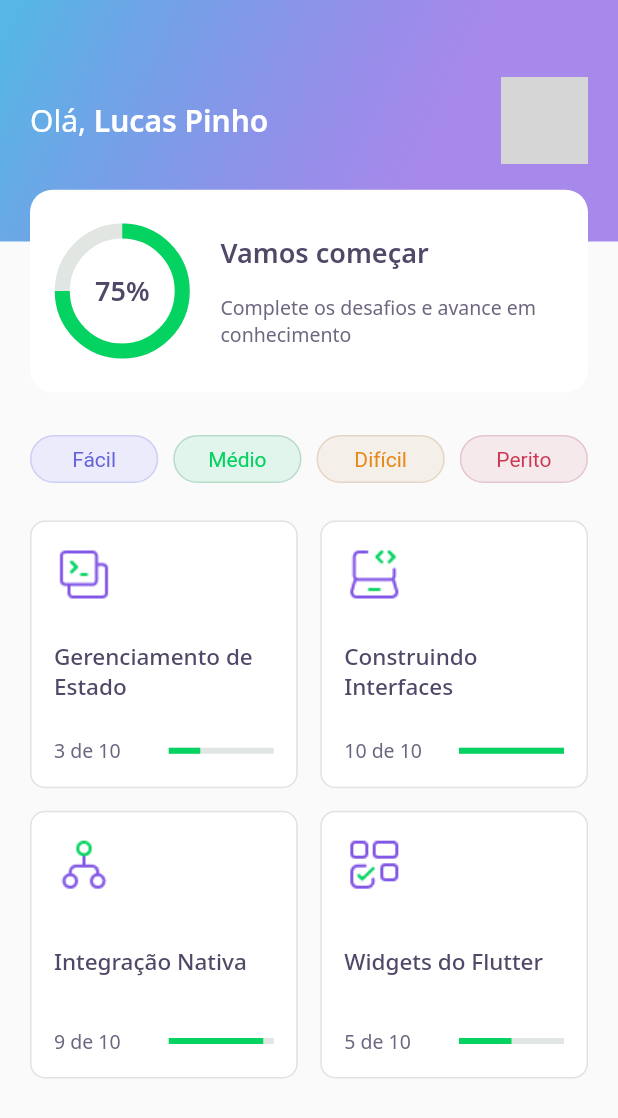
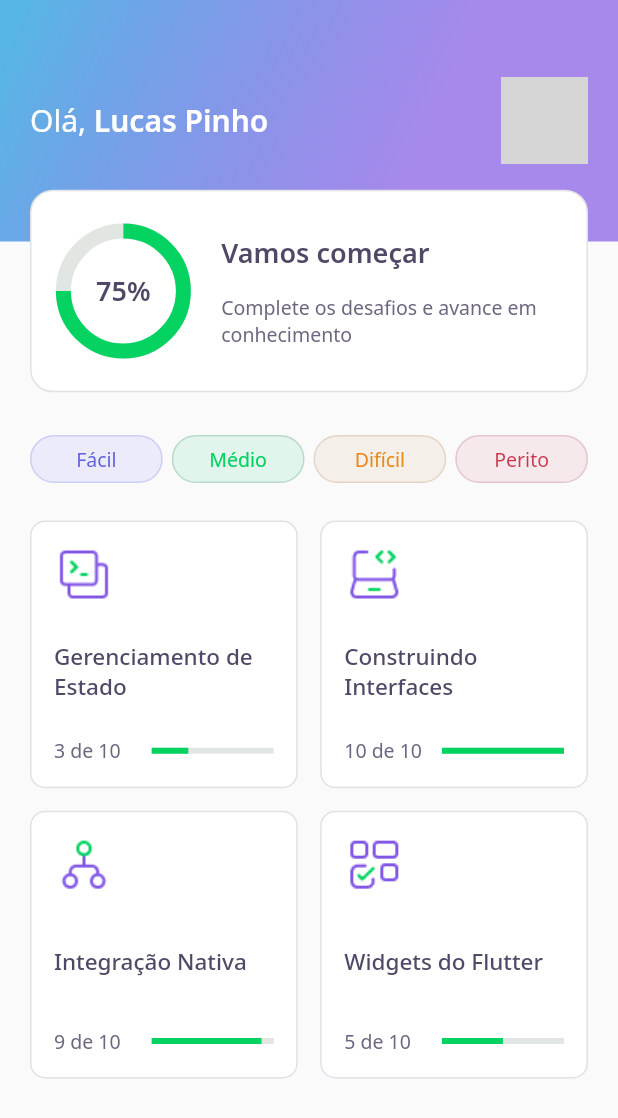
Before and after one commit to pinholucas/rocketseat-nlw5-devquiz, a Flutter app: the screen it shows after launch, on a phone screen of 412 x 824 dp. Shown: the top 1118 px of the screen. Run offline on Flutter 3.47's test engine with Material 2 defaults, Android fonts, the phone set to English and light mode, and no system bars; our stand-ins replace google_fonts; network calls fail; grey boxes are pictures that could not be loaded.

Commit message:
refac: improve the project code based in nlw#5 class 2

```diff
--- a/lib/home/home_page.dart
+++ b/lib/home/home_page.dart
@@ -1,6 +1,6 @@
 import 'package:devquiz/home/widgets/appbar/app_bar_widget.dart';
-import 'package:devquiz/home/widgets/cards_list/cards_list_widget.dart';
-import 'package:devquiz/home/widgets/tags_list/tags_list_widget.dart';
+import 'package:devquiz/home/widgets/quiz_cards_list/quiz_cards_list_widget.dart';
+import 'package:devquiz/home/widgets/level_tags_list/level_tags_list_widget.dart';
 import 'package:flutter/material.dart';
 
 class HomePage extends StatelessWidget {
@@ -11,7 +11,10 @@ class HomePage extends StatelessWidget {
       body: Padding(
         padding: const EdgeInsets.symmetric(vertical: 40, horizontal: 20),
         child: Column(
-          children: [TagsListWidget(), CardListWidget()],
+          children: [
+            LevelTagsListWidget(),
+            QuizCardListWidget(),
+          ],
         ),
       ),
     );
--- a/lib/home/widgets/card/card_widget.dart
+++ /dev/null
@@ -1,55 +0,0 @@
-import 'package:devquiz/core/app_colors.dart';
-import 'package:devquiz/core/app_text_styles.dart';
-import 'package:flutter/material.dart';
-
-class CardWidget extends StatelessWidget {
-  CardWidget(
-      {@required this.title,
-      @required this.icon,
-      @required this.completed,
-      @required this.total});
-
-  final title;
-  final icon;
-  final completed;
-  final total;
-  @override
-  Widget build(BuildContext context) {
-    return Expanded(
-        flex: 1,
-        child: Container(
-            height: 180,
-            decoration: BoxDecoration(
-                color: AppColors.white,
-                border: Border.all(color: AppColors.border),
-                borderRadius: BorderRadius.circular(10)),
-            child: Container(
-              padding: const EdgeInsets.all(15),
-              child: Column(
-                crossAxisAlignment: CrossAxisAlignment.start,
-                mainAxisAlignment: MainAxisAlignment.spaceBetween,
-                children: [
-                  Image.asset(icon),
-                  Text(title, style: AppTextStyles.heading15),
-                  Row(
-                    mainAxisAlignment: MainAxisAlignment.spaceBetween,
-                    children: [
-                      Text(completed.toString() + ' de ' + total.toString(),
-                          style: AppTextStyles.body),
-                      Container(
-                        height: 4,
-                        width: 70,
-                        child: LinearProgressIndicator(
-                          value: (completed / total),
-                          valueColor: new AlwaysStoppedAnimation<Color>(
-                              AppColors.chartPrimary),
-                          backgroundColor: AppColors.chartSecondary,
-                        ),
-                      )
-                    ],
-                  )
-                ],
-              ),
-            )));
-  }
-}
--- a/lib/home/widgets/chart/chart_widget.dart
+++ b/lib/home/widgets/chart/chart_widget.dart
@@ -27,6 +27,7 @@ class ChartWidget extends StatelessWidget {
             child: Text("75%", style: AppTextStyles.heading),
           )
         ],
-        ));
+      ),
+    );
   }
 }
--- /dev/null
+++ b/lib/home/widgets/level_tag/level_tag_widget.dart
@@ -0,0 +1,59 @@
+import 'package:devquiz/core/app_colors.dart';
+import 'package:flutter/material.dart';
+import 'package:google_fonts/google_fonts.dart';
+
+class LevelTagWidget extends StatelessWidget {
+  final String title;
+
+  LevelTagWidget({required this.title})
+      : assert(['Fácil', 'Médio', 'Difícil', 'Perito'].contains(title));
+
+  final tagConfig = {
+    "Fácil": {
+      "color": AppColors.levelButtonFacil,
+      "borderColor": AppColors.levelButtonBorderFacil,
+      "textColor": AppColors.levelButtonTextFacil
+    },
+    "Médio": {
+      "color": AppColors.levelButtonMedio,
+      "borderColor": AppColors.levelButtonBorderMedio,
+      "textColor": AppColors.levelButtonTextMedio
+    },
+    "Difícil": {
+      "color": AppColors.levelButtonDificil,
+      "borderColor": AppColors.levelButtonBorderDificil,
+      "textColor": AppColors.levelButtonTextDificil
+    },
+    "Perito": {
+      "color": AppColors.levelButtonPerito,
+      "borderColor": AppColors.levelButtonBorderPerito,
+      "textColor": AppColors.levelButtonTextPerito
+    },
+  };
+
+  Color get color => tagConfig[title]!['color']!;
+  Color get borderColor => tagConfig[title]!['borderColor']!;
+  Color get textColor => tagConfig[title]!['textColor']!;
+
+  @override
+  Widget build(BuildContext context) {
+    return Expanded(
+      flex: 1,
+      child: Container(
+        padding: const EdgeInsets.symmetric(vertical: 6),
+        decoration: BoxDecoration(
+            borderRadius: BorderRadius.circular(18),
+            border: Border.all(color: borderColor),
+            color: color),
+        child: Row(
+          mainAxisAlignment: MainAxisAlignment.center,
+          crossAxisAlignment: CrossAxisAlignment.center,
+          children: [
+            Text(title,
+                style: GoogleFonts.notoSans(color: textColor, fontSize: 13)),
+          ],
+        ),
+      ),
+    );
+  }
+}
--- /dev/null
+++ b/lib/home/widgets/level_tags_list/level_tags_list_widget.dart
@@ -0,0 +1,21 @@
+import 'package:devquiz/home/widgets/level_tag/level_tag_widget.dart';
+import 'package:flutter/material.dart';
+
+class LevelTagsListWidget extends StatelessWidget {
+  @override
+  Widget build(BuildContext context) {
+    return Container(
+      child: Row(
+        children: [
+          LevelTagWidget(title: 'Fácil'),
+          SizedBox(width: 6),
+          LevelTagWidget(title: 'Médio'),
+          SizedBox(width: 6),
+          LevelTagWidget(title: 'Difícil'),
+          SizedBox(width: 6),
+          LevelTagWidget(title: 'Perito'),
+        ],
+      ),
+    );
+  }
+}
--- /dev/null
+++ b/lib/home/widgets/quiz_card/quiz_card_widget.dart
@@ -0,0 +1,64 @@
+import 'package:devquiz/core/app_colors.dart';
+import 'package:devquiz/core/app_text_styles.dart';
+import 'package:flutter/material.dart';
+
+class QuizCardWidget extends StatelessWidget {
+  final String title;
+  final String icon;
+  final int completed;
+  final int total;
+
+  QuizCardWidget(
+      {required this.title,
+      required this.icon,
+      required this.completed,
+      required this.total});
+
+  @override
+  Widget build(BuildContext context) {
+    return Expanded(
+      flex: 1,
+      child: Container(
+        height: 180,
+        decoration: BoxDecoration(
+            color: AppColors.white,
+            border: Border.all(color: AppColors.border),
+            borderRadius: BorderRadius.circular(10)),
+        child: Container(
+          padding: const EdgeInsets.all(15),
+          child: Column(
+            crossAxisAlignment: CrossAxisAlignment.start,
+            mainAxisAlignment: MainAxisAlignment.spaceBetween,
+            children: [
+              Image.asset(icon),
+              Text(title, style: AppTextStyles.heading15),
+              Row(
+                mainAxisAlignment: MainAxisAlignment.spaceBetween,
+                children: [
+                  Expanded(
+                    flex: 4,
+                    child: Text(
+                        completed.toString() + ' de ' + total.toString(),
+                        style: AppTextStyles.body),
+                  ),
+                  Expanded(
+                    flex: 5,
+                    child: Container(
+                      height: 4,
+                      child: LinearProgressIndicator(
+                        value: (completed / total),
+                        valueColor: new AlwaysStoppedAnimation<Color>(
+                            AppColors.chartPrimary),
+                        backgroundColor: AppColors.chartSecondary,
+                      ),
+                    ),
+                  )
+                ],
+              )
+            ],
+          ),
+        ),
+      ),
+    );
+  }
+}
--- a/lib/home/widgets/cards_list/cards_list_widget.dart
+++ b/lib/home/widgets/quiz_cards_list/quiz_cards_list_widget.dart
@@ -1,8 +1,8 @@
 import 'package:devquiz/core/app_images.dart';
-import 'package:devquiz/home/widgets/card/card_widget.dart';
+import 'package:devquiz/home/widgets/quiz_card/quiz_card_widget.dart';
 import 'package:flutter/material.dart';
 
-class CardListWidget extends StatelessWidget {
+class QuizCardListWidget extends StatelessWidget {
   @override
   Widget build(BuildContext context) {
     return Expanded(
@@ -13,22 +13,22 @@ class CardListWidget extends StatelessWidget {
           mainAxisSpacing: 15,
           crossAxisCount: 2,
           children: [
-            CardWidget(
+            QuizCardWidget(
                 title: 'Gerenciamento de Estado',
                 icon: AppImages.data,
                 completed: 3,
                 total: 10),
-            CardWidget(
+            QuizCardWidget(
                 title: 'Construindo Interfaces',
                 icon: AppImages.laptop,
                 completed: 10,
                 total: 10),
-            CardWidget(
+            QuizCardWidget(
                 title: 'Integração Nativa',
                 icon: AppImages.hierarchy,
                 completed: 9,
                 total: 10),
-            CardWidget(
+            QuizCardWidget(
                 title: 'Widgets do Flutter',
                 icon: AppImages.blocks,
                 completed: 5,
--- a/lib/home/widgets/score_card/score_card_widget.dart
+++ b/lib/home/widgets/score_card/score_card_widget.dart
@@ -13,12 +13,16 @@ class ScoreCardWidget extends StatelessWidget {
         padding: const EdgeInsets.symmetric(horizontal: 20),
         decoration: BoxDecoration(
           color: AppColors.white,
+          border: Border.all(color: AppColors.border),
           borderRadius: BorderRadius.circular(15),
         ),
         child: Row(
           mainAxisAlignment: MainAxisAlignment.center,
           children: [
-            Expanded(flex: 1, child: ChartWidget()),
+            Expanded(
+              flex: 1,
+              child: ChartWidget(),
+            ),
             Expanded(
               flex: 3,
               child: Container(
@@ -35,7 +39,8 @@ class ScoreCardWidget extends StatelessWidget {
                             style: AppTextStyles.body),
                       ],
                     )
-                    ]),
+                  ],
+                ),
               ),
             ),
           ],
--- a/lib/home/widgets/tag/tag_widget.dart
+++ /dev/null
@@ -1,38 +0,0 @@
-import 'package:flutter/material.dart';
-
-class TagWidget extends StatelessWidget {
-  TagWidget(
-      {@required this.title,
-      @required this.borderColor,
-      @required this.color,
-      @required this.textColor});
-
-  final title;
-  final borderColor;
-  final color;
-  final textColor;
-
-  @override
-  Widget build(BuildContext context) {
-    return Flexible(
-      flex: 1,
-      child: Container(
-        padding: const EdgeInsets.symmetric(vertical: 7, horizontal: 10),
-        decoration: BoxDecoration(
-            borderRadius: BorderRadius.circular(18),
-            border: Border.all(color: borderColor),
-            color: color),
-        child: Row(
-          mainAxisAlignment: MainAxisAlignment.center,
-          crossAxisAlignment: CrossAxisAlignment.center,
-          children: [
-            Text(
-              title,
-              style: TextStyle(color: textColor),
-            ),
-          ],
-        ),
-      ),
-    );
-  }
-}
--- a/lib/home/widgets/tags_list/tags_list_widget.dart
+++ /dev/null
@@ -1,38 +0,0 @@
-import 'package:devquiz/core/core.dart';
-import 'package:devquiz/home/widgets/tag/tag_widget.dart';
-import 'package:flutter/material.dart';
-
-class TagsListWidget extends StatelessWidget {
-  @override
-  Widget build(BuildContext context) {
-    return Container(
-      child: Row(
-        children: [
-          TagWidget(
-              title: 'Fácil',
-              borderColor: AppColors.levelButtonBorderFacil,
-              color: AppColors.levelButtonFacil,
-              textColor: AppColors.levelButtonTextFacil),
-          SizedBox(width: 10),
-          TagWidget(
-              title: 'Médio',
-              borderColor: AppColors.levelButtonBorderMedio,
-              color: AppColors.levelButtonMedio,
-              textColor: AppColors.levelButtonTextMedio),
-          SizedBox(width: 10),
-          TagWidget(
-              title: 'Difícil',
-              borderColor: AppColors.levelButtonBorderDificil,
-              color: AppColors.levelButtonDificil,
-              textColor: AppColors.levelButtonTextDificil),
-          SizedBox(width: 10),
-          TagWidget(
-              title: 'Perito',
-              borderColor: AppColors.levelButtonBorderPerito,
-              color: AppColors.levelButtonPerito,
-              textColor: AppColors.levelButtonTextPerito),
-        ],
-      ),
-    );
-  }
-}
```
Lines whose indentation alone changed are shown as unchanged.
